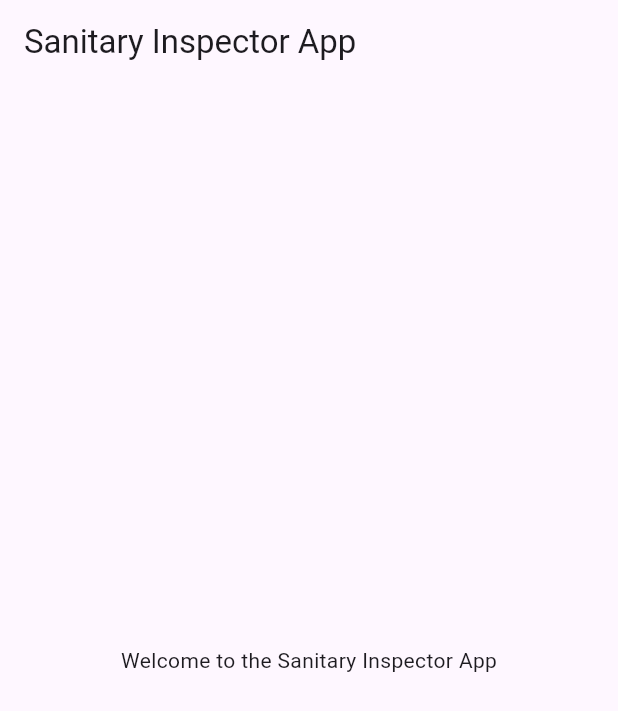
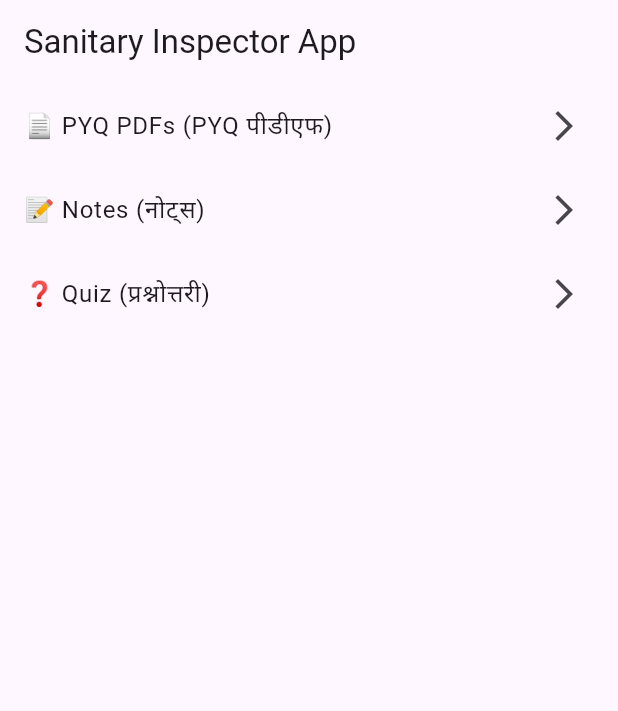
Before and after one commit to Sumant-work/sanitary-inspector-app, a Flutter app: the screen it shows after launch, on a phone screen of 412 x 824 dp. Shown: the top 711 px of the screen. Run offline on Flutter 3.47's test engine with Material 3 defaults, Android fonts, the phone set to English and light mode, and no system bars.

Commit message:
Add files via upload

```diff
--- a/codemagic.yaml
+++ b/codemagic.yaml
@@ -3,7 +3,6 @@ workflows:
     name: Build Android APK
     environment:
       flutter: stable
-      xcode: latest
     scripts:
       - name: Install dependencies
         script: |
--- a/lib/main.dart
+++ b/lib/main.dart
@@ -1,17 +1,37 @@
-
 import 'package:flutter/material.dart';
 
-void main() => runApp(MyApp());
+void main() => runApp(SanitaryInspectorApp());
 
-class MyApp extends StatelessWidget {
+class SanitaryInspectorApp extends StatelessWidget {
   @override
   Widget build(BuildContext context) {
     return MaterialApp(
       title: 'Sanitary Inspector App',
-      theme: ThemeData(primarySwatch: Colors.teal),
-      home: Scaffold(
-        appBar: AppBar(title: Text('Sanitary Inspector App')),
-        body: Center(child: Text('Welcome to the Sanitary Inspector App')),
+      theme: ThemeData(primarySwatch: Colors.blue),
+      home: HomeScreen(),
+      debugShowCheckedModeBanner: false,
+    );
+  }
+}
+
+class HomeScreen extends StatelessWidget {
+  final sections = [
+    {'title': '📄 PYQ PDFs (PYQ पीडीएफ)', 'route': '/pyq'},
+    {'title': '📝 Notes (नोट्स)', 'route': '/notes'},
+    {'title': '❓ Quiz (प्रश्नोत्तरी)', 'route': '/quiz'},
+  ];
+
+  @override
+  Widget build(BuildContext context) {
+    return Scaffold(
+      appBar: AppBar(title: Text('Sanitary Inspector App')),
+      body: ListView.builder(
+        itemCount: sections.length,
+        itemBuilder: (context, index) => ListTile(
+          title: Text(sections[index]['title']!),
+          trailing: Icon(Icons.arrow_forward_ios),
+          onTap: () {},
+        ),
       ),
     );
   }
```
Also changed, not shown: pubspec.yaml (+5 -3 lines), 4 other files.
